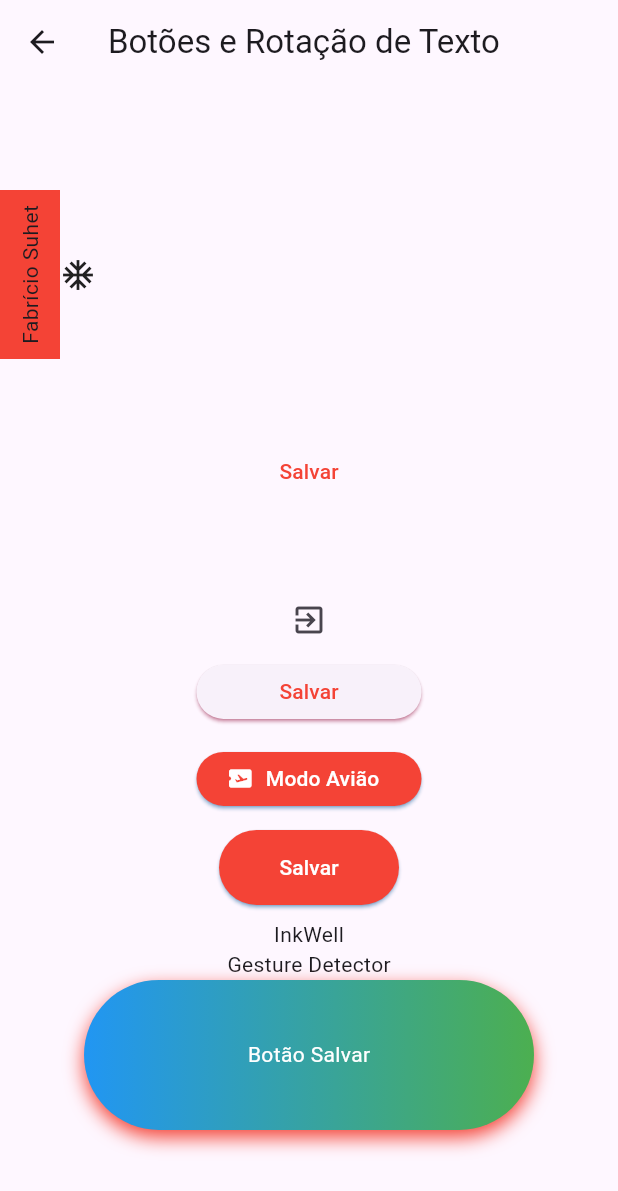
After one commit to fabriciosuhet/flutter-primeiro-projeto, a Flutter app: the BotoesRotacoesTextoPage screen opened by its route, on a phone screen of 412 x 824 dp. The commit adds this screen. Shown: the top 1191 px of the screen. Run offline on Flutter 3.47's test engine with Material 2 defaults, Android fonts, the phone set to English and light mode, and no system bars; our stand-ins replace device_preview.

Commit message:
botoes e rotacao de teto

```diff
--- a/lib/main.dart
+++ b/lib/main.dart
@@ -1,6 +1,7 @@
 import 'package:device_preview/device_preview.dart';
 import 'package:flutter/foundation.dart';
 import 'package:flutter/material.dart';
+import 'package:flutter_primeiro_projeto/pages/botoes_rotacoes_texto/botoes_rotacoes_texto_page.dart';
 import 'package:flutter_primeiro_projeto/pages/container/containerpage.dart';
 import 'package:flutter_primeiro_projeto/pages/home/homepage.dart';
 import 'package:flutter_primeiro_projeto/pages/layout_builder/layout_builder_page.dart';
@@ -36,6 +37,7 @@ class MyApp extends StatelessWidget {
         '/rows_columns': (_) => const RowsColumnPage(),
         '/media_query': (_) => const MediaQueryPage(),
         '/layout_builder': (_) => const LayoutBuilderPage(),
+        '/botoes_rotacoes_texto': (_) => const BotoesRotacoesTextoPage(),
       },
     );
   }
--- /dev/null
+++ b/lib/pages/botoes_rotacoes_texto/botoes_rotacoes_texto_page.dart
@@ -0,0 +1,131 @@
+import 'package:flutter/material.dart';
+
+class BotoesRotacoesTextoPage extends StatelessWidget {
+  const BotoesRotacoesTextoPage({super.key});
+
+  @override
+  Widget build(BuildContext context) {
+    return Scaffold(
+      appBar: AppBar(
+        title: const Text('Botões e Rotação de Texto'),
+      ),
+      body: Center(
+        child: Column(
+          mainAxisAlignment: MainAxisAlignment.center,
+          children: [
+            Row(
+              children: [
+                RotatedBox(
+                  quarterTurns: -1,
+                  child: Container(
+                    color: Colors.red,
+                    padding: const EdgeInsets.all(10),
+                    child: const Text('Fabrício Suhet'),
+                  ),
+                ),
+                const Icon(Icons.ac_unit)
+              ],
+            ),
+            TextButton(
+              onPressed: () {},
+              style: TextButton.styleFrom(
+                foregroundColor: Colors.red,
+                minimumSize: const Size(50, 150),
+                padding: const EdgeInsets.all(50),
+              ),
+              child: const Text('Salvar'),
+            ),
+            IconButton(
+              onPressed: () {},
+              icon: const Icon(Icons.exit_to_app),
+            ),
+            ElevatedButton(
+              onPressed: () {},
+              style: ElevatedButton.styleFrom(
+                  foregroundColor: Colors.red,
+                  shadowColor: Colors.pink,
+                  minimumSize: const Size(150, 36)),
+              child: const Text('Salvar'),
+            ),
+            const SizedBox(
+              height: 10,
+            ),
+            ElevatedButton.icon(
+              onPressed: () {},
+              icon: const Icon(Icons.airplane_ticket),
+              label: const Text('Modo Avião'),
+              style: ElevatedButton.styleFrom(
+                  foregroundColor: Colors.white,
+                  backgroundColor: Colors.red,
+                  shadowColor: Colors.blue,
+                  minimumSize: const Size(150, 36)),
+            ),
+            const SizedBox(
+              height: 10,
+            ),
+            ElevatedButton(
+              onPressed: () {},
+              style: ButtonStyle(
+                  shadowColor: MaterialStateProperty.all(Colors.blue),
+                  foregroundColor: MaterialStateProperty.all(Colors.white),
+                  minimumSize: MaterialStateProperty.resolveWith((states) {
+                    if (states.contains(MaterialState.pressed)) {
+                      return const Size(150, 150);
+                    } else if (states.contains(MaterialState.hovered)) {
+                      return const Size(200, 200);
+                    }
+                    return const Size(120, 50);
+                  }),
+                  backgroundColor: MaterialStateProperty.resolveWith((states) {
+                    if (states.contains(MaterialState.pressed)) {
+                      return Colors.black;
+                    } else if (states.contains(MaterialState.hovered)) {
+                      return Colors.amber;
+                    }
+                    return Colors.red;
+                  })),
+              child: const Text('Salvar'),
+            ),
+            const SizedBox(
+              height: 10,
+            ),
+            InkWell(
+              onTap: () {},
+              child: const Text('InkWell'),
+            ),
+            GestureDetector(
+              child: const Text('Gesture Detector'),
+              onTap: () => print('Gesture clicado!'),
+              onVerticalDragStart: (_) => print('Gesture Movimentado!'),
+            ),
+            Container(
+              width: 300,
+              height: 100,
+              decoration: BoxDecoration(
+                  gradient: const LinearGradient(
+                    colors: [Colors.blue, Colors.green],
+                  ),
+                  borderRadius: BorderRadius.circular(50),
+                  boxShadow: const [
+                    BoxShadow(
+                        blurRadius: 10,
+                        offset: Offset(0, 5),
+                        color: Colors.red),
+                  ]),
+              child: InkWell(
+                borderRadius: BorderRadius.circular(50),
+                onTap: () {},
+                child: const Center(
+                  child: Text(
+                    'Botão Salvar',
+                    style: TextStyle(color: Colors.white),
+                  ),
+                ),
+              ),
+            )
+          ],
+        ),
+      ),
+    );
+  }
+}
--- a/lib/pages/home/homepage.dart
+++ b/lib/pages/home/homepage.dart
@@ -5,6 +5,7 @@ enum PopupMenuPages {
   rows_columns,
   media_query,
   layout_builder,
+  botoes_rotacoes_texto,
 }
 
 class HomePage extends StatelessWidget {
@@ -33,6 +34,9 @@ class HomePage extends StatelessWidget {
                 case PopupMenuPages.layout_builder:
                   Navigator.of(context).pushNamed('/layout_builder');
                   break;
+                case PopupMenuPages.botoes_rotacoes_texto:
+                  Navigator.of(context).pushNamed('/botoes_rotacoes_texto');
+                  break;
               }
             },
             itemBuilder: (BuildContext context) {
@@ -53,6 +57,10 @@ class HomePage extends StatelessWidget {
                   value: PopupMenuPages.layout_builder,
                   child: Text('Layout Builder'),
                 ),
+                const PopupMenuItem<PopupMenuPages>(
+                  value: PopupMenuPages.botoes_rotacoes_texto,
+                  child: Text('Botões e Rotação de Texto'),
+                ),
               ];
             },
           )
```
